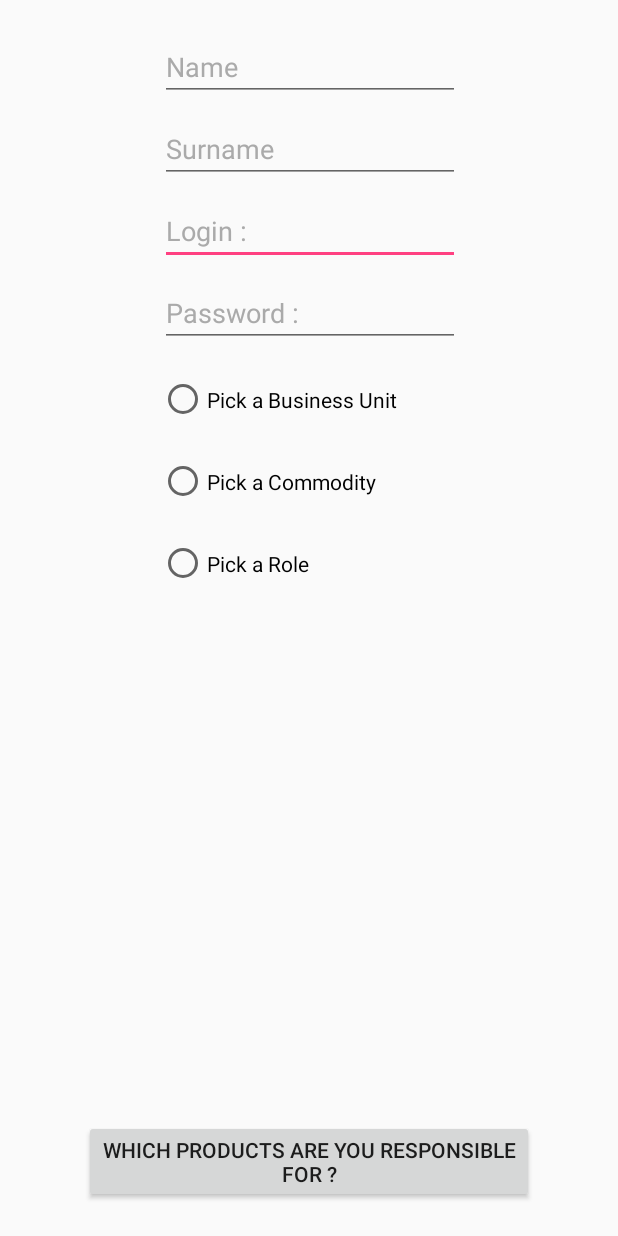
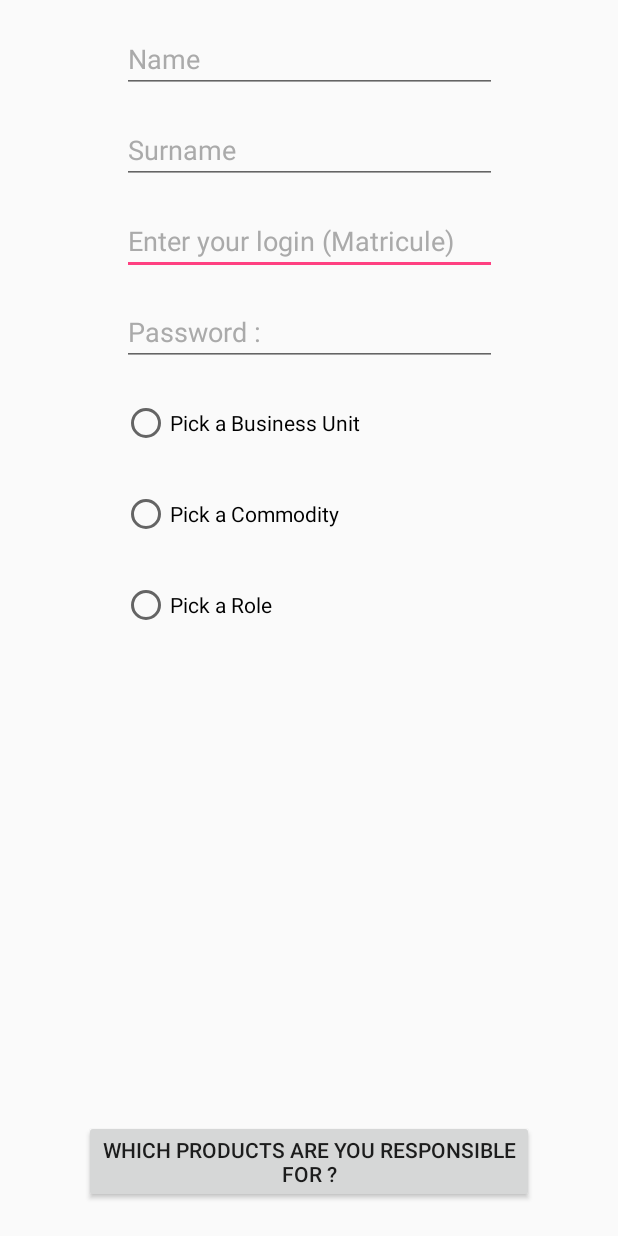
Before and after one commit to MaVdbussche/AirbusSources, an Android app: the layout activity_signup.xml on its own in the app's theme, with its tools: preview values and no code run, on a phone screen of 412 x 824 dp. Run offline under Robolectric (Android 15) with nearby library versions, the phone set to English and light mode, and no system bars.

Commit message:
Advancements on activities

```diff
--- a/app/src/main/java/vandenbussche/airbussources/activity/StartActivity.java
+++ b/app/src/main/java/vandenbussche/airbussources/activity/StartActivity.java
@@ -3,6 +3,7 @@ package vandenbussche.airbussources.activity;
 import android.content.Context;
 import android.content.Intent;
 import android.graphics.BitmapFactory;
+import android.support.v7.app.ActionBar;
 import android.support.v7.app.AppCompatActivity;
 import android.os.Bundle;
 import android.view.View;
--- a/app/src/main/res/layout/activity_signup.xml
+++ b/app/src/main/res/layout/activity_signup.xml
@@ -9,11 +9,11 @@
 
     <EditText
         android:id="@+id/login_field"
-        android:layout_width="200dp"
-        android:layout_height="39dp"
+        android:layout_width="250dp"
+        android:layout_height="45dp"
         android:layout_marginLeft="8dp"
         android:layout_marginRight="8dp"
-        android:text="@string/login_loginField_title"
+        android:text="@string/signup_loginField_title"
         android:textColor="@android:color/darker_gray"
         android:textSize="18sp"
         app:layout_constraintLeft_toLeftOf="parent"
@@ -29,8 +29,8 @@
 
     <EditText
         android:id="@+id/name_field"
-        android:layout_width="200dp"
-        android:layout_height="39dp"
+        android:layout_width="250dp"
+        android:layout_height="45dp"
         android:inputType="textPersonName"
         android:text="@string/signup_nameField_title"
         android:textColor="@android:color/darker_gray"
@@ -38,19 +38,18 @@
         app:layout_constraintLeft_toLeftOf="parent"
         android:layout_marginRight="8dp"
         app:layout_constraintRight_toRightOf="parent"
-        app:layout_constraintHorizontal_bias="0.502"
         android:layout_marginStart="8dp"
         android:layout_marginEnd="8dp"
         app:layout_constraintTop_toTopOf="parent"
         android:layout_marginTop="15dp"
         app:layout_constraintBottom_toBottomOf="parent"
         android:layout_marginBottom="8dp"
-        app:layout_constraintVertical_bias="0.017" />
+        app:layout_constraintVertical_bias="0.002" />
 
     <EditText
         android:id="@+id/surname_field"
-        android:layout_width="200dp"
-        android:layout_height="39dp"
+        android:layout_width="250dp"
+        android:layout_height="45dp"
         android:inputType="textPersonName"
         android:text="@string/signup_surnameField_title"
         android:textColor="@android:color/darker_gray"
@@ -69,8 +68,8 @@
 
     <EditText
         android:id="@+id/password_field"
-        android:layout_width="200dp"
-        android:layout_height="39dp"
+        android:layout_width="250dp"
+        android:layout_height="45dp"
         android:layout_marginBottom="8dp"
         android:layout_marginLeft="8dp"
         android:layout_marginRight="8dp"
@@ -87,8 +86,8 @@
         app:layout_constraintVertical_bias="0.0" />
 
     <RadioGroup
-        android:layout_width="200dp"
-        android:layout_height="39dp"
+        android:layout_width="250dp"
+        android:layout_height="45dp"
         android:layout_marginLeft="8dp"
         app:layout_constraintLeft_toLeftOf="parent"
         android:layout_marginRight="8dp"
@@ -112,8 +111,8 @@
     </RadioGroup>
 
     <RadioGroup
-        android:layout_width="200dp"
-        android:layout_height="39dp"
+        android:layout_width="250dp"
+        android:layout_height="45dp"
         android:layout_marginLeft="8dp"
         app:layout_constraintLeft_toLeftOf="parent"
         android:layout_marginRight="8dp"
@@ -137,8 +136,8 @@
     </RadioGroup>
 
     <RadioGroup
-        android:layout_width="200dp"
-        android:layout_height="39dp"
+        android:layout_width="250dp"
+        android:layout_height="45dp"
         android:layout_marginLeft="8dp"
         app:layout_constraintLeft_toLeftOf="parent"
         android:layout_marginRight="8dp"
```
Also changed, not shown: app/src/main/java/vandenbussche/airbussources/activity/MainMenu.java (+18 -0 lines), app/src/main/java/vandenbussche/airbussources/activity/SignUpActivity.java (+15 -3 lines), app/src/main/java/vandenbussche/airbussources/core/Member.java (+13 -13 lines), app/src/main/java/vandenbussche/airbussources/database/SQLUtility.java (+5 -5 lines), app/src/main/res/layout/activity_mainmenu.xml (+76 -4 lines), app/src/main/res/values/strings.xml (+14 -0 lines), 1 other file.
